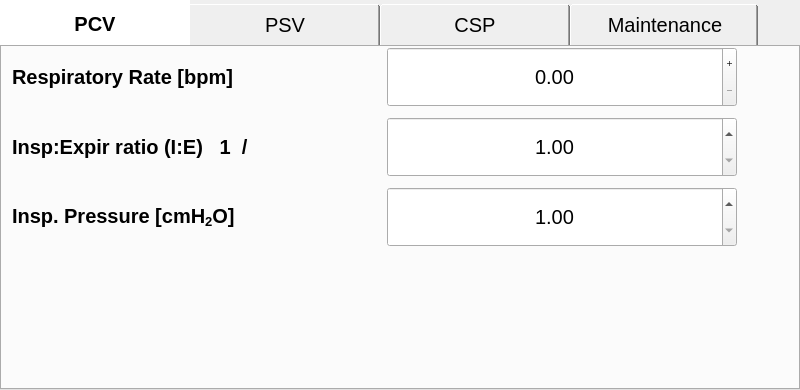
The window that gui/settings/settings.ui (MariuszSuchenek/MVM_GUI_test2) describes before a commit, drawn with Qt 5.
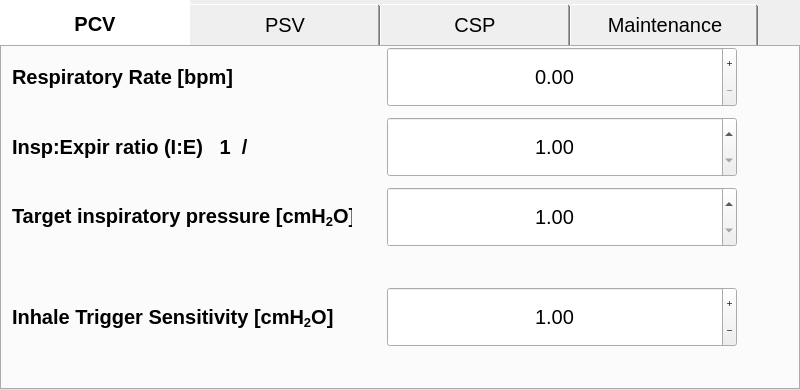
The same window after the commit. Icons and pictures are not drawn. Custom widgets are drawn as their Qt base class.

Diff of the .ui file:
```diff
--- a/gui/settings/settings.ui
+++ b/gui/settings/settings.ui
@@ -463,7 +463,7 @@
          </font>
         </property>
         <property name="text">
-         <string>&lt;html&gt;&lt;head/&gt;&lt;body&gt;&lt;p&gt;Insp. Pressure [cmH&lt;span style=&quot; vertical-align:sub;&quot;&gt;2&lt;/span&gt;O]&lt;/p&gt;&lt;/body&gt;&lt;/html&gt;</string>
+         <string>&lt;html&gt;&lt;head/&gt;&lt;body&gt;&lt;p&gt;Target inspiratory pressure [cmH&lt;span style=&quot; vertical-align:sub;&quot;&gt;2&lt;/span&gt;O]&lt;/p&gt;&lt;/body&gt;&lt;/html&gt;</string>
         </property>
        </widget>
        <widget class="QDoubleSpinBox" name="spinBox_insp_pressure">
@@ -610,6 +610,54 @@
          <string/>
         </property>
        </widget>
+       <widget class="QDoubleSpinBox" name="spinBox_trigger_sensitivity">
+        <property name="geometry">
+         <rect>
+          <x>360</x>
+          <y>240</y>
+          <width>400</width>
+          <height>60</height>
+         </rect>
+        </property>
+        <property name="font">
+         <font>
+          <pointsize>15</pointsize>
+         </font>
+        </property>
+        <property name="styleSheet">
+         <string notr="true"/>
+        </property>
+        <property name="alignment">
+         <set>Qt::AlignCenter</set>
+        </property>
+        <property name="buttonSymbols">
+         <enum>QAbstractSpinBox::PlusMinus</enum>
+        </property>
+        <property name="value">
+         <double>1.000000000000000</double>
+        </property>
+       </widget>
+       <widget class="QLabel" name="label_4">
+        <property name="geometry">
+         <rect>
+          <x>10</x>
+          <y>240</y>
+          <width>340</width>
+          <height>60</height>
+         </rect>
+        </property>
+        <property name="font">
+         <font>
+          <family>Cantarell</family>
+          <pointsize>15</pointsize>
+          <weight>75</weight>
+          <bold>true</bold>
+         </font>
+        </property>
+        <property name="text">
+         <string>&lt;html&gt;&lt;head/&gt;&lt;body&gt;&lt;p&gt;Inhale Trigger Sensitivity [cmH&lt;span style=&quot; vertical-align:sub;&quot;&gt;2&lt;/span&gt;O]&lt;/p&gt;&lt;/body&gt;&lt;/html&gt;</string>
+        </property>
+       </widget>
       </widget>
       <widget class="QWidget" name="tab_2">
        <property name="font">
```
Left out of the diff: 29 changed lines with no effect on the pictures.
